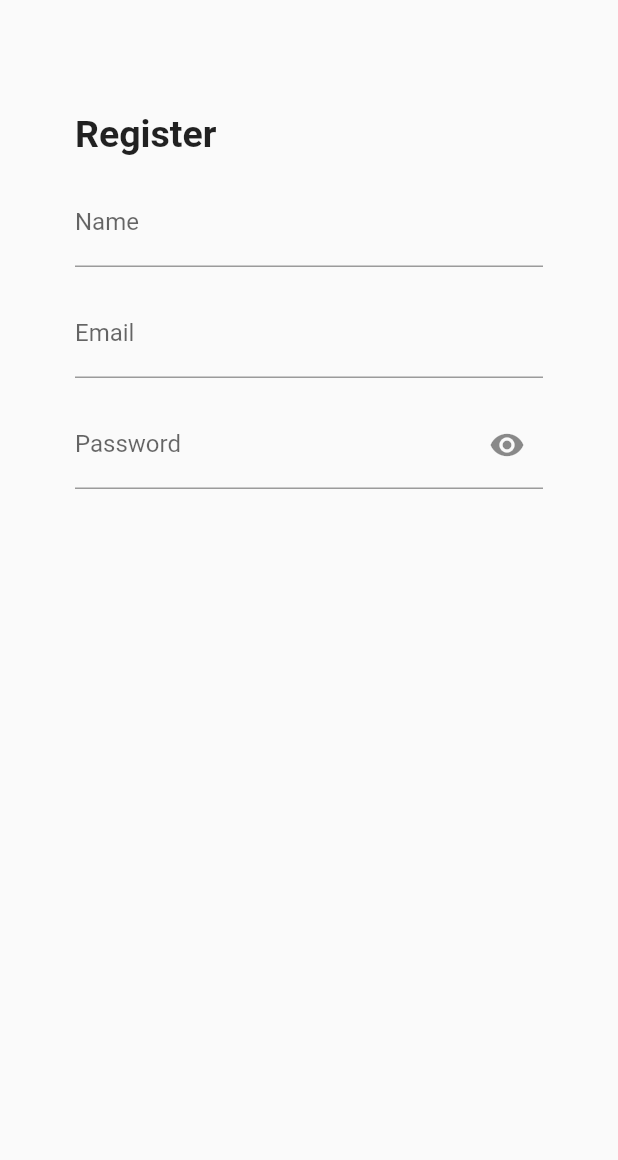
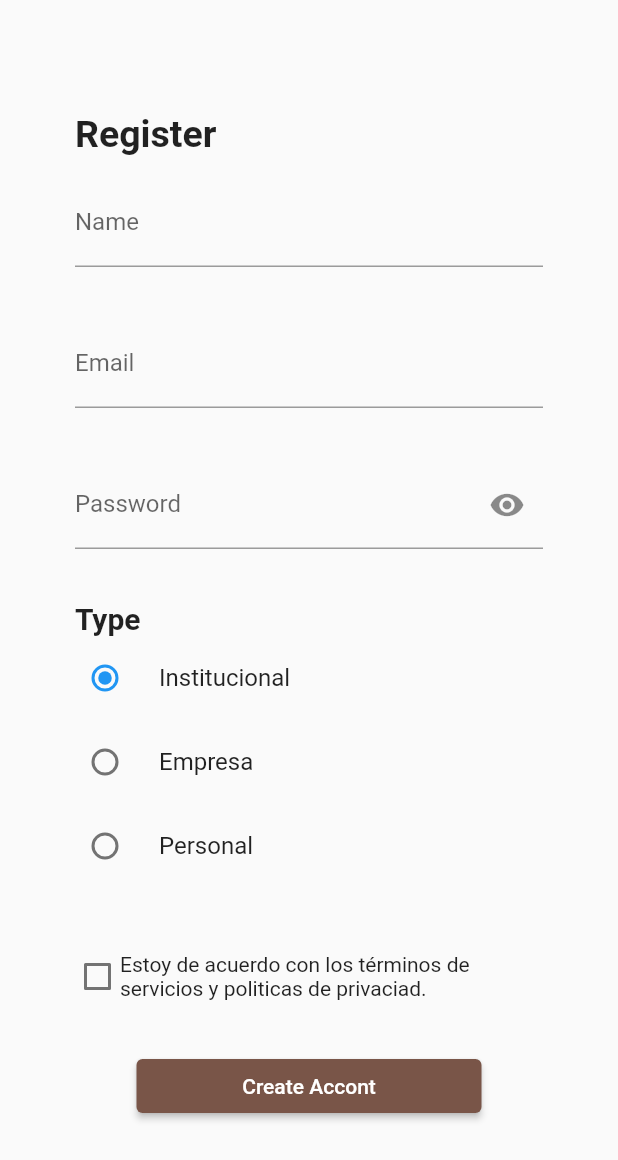
Before and after one commit to coscristian/FromField_data-App, a Flutter app: the screen it shows after launch, on a phone screen of 412 x 824 dp. Shown: the top 1160 px of the screen. Run offline on Flutter 3.47's test engine with Material 2 defaults, Android fonts, the phone set to English and light mode, and no system bars.

Commit message:
Finished register screen

```diff
--- a/lib/pages/register.dart
+++ b/lib/pages/register.dart
@@ -2,67 +2,16 @@ import 'package:flutter/material.dart';
 import 'package:from_field_data/widgets/password_field.dart';
 
 import '../widgets/email_field.dart';
+import 'inicio.dart';
 
-/*
-enum UserTypeAccount { institucional, empresa, personal }
-
-class UserAccountTypeWidget extends StatefulWidget {
-  const UserAccountTypeWidget({super.key});
-
-  @override
-  State<UserAccountTypeWidget> createState() => _UserAccountTypeWidget();
-}
-
-class _UserAccountTypeWidget extends State<UserAccountTypeWidget> {
-  UserTypeAccount? _typeAccount = UserTypeAccount.institucional;
-
-  @override
-  Widget build(BuildContext context) {
-    return Column(
-      children: <Widget>[
-        const Text(
-          "Type",
-          style: TextStyle(
-            fontSize: 20,
-            fontWeight: FontWeight.bold,
-          ),
-        ),
-        RadioListTile(
-          title: const Text("Institucional"),
-          value: UserTypeAccount.institucional,
-          groupValue: _typeAccount,
-          onChanged: (UserTypeAccount? value) {
-            _typeAccount = value;
-          },
-        ),
-        RadioListTile(
-          title: const Text("Empresa"),
-          value: UserTypeAccount.empresa,
-          groupValue: _typeAccount,
-          onChanged: (UserTypeAccount? value) {
-            _typeAccount = value;
-          },
-        ),
-        RadioListTile(
-          title: const Text("Personal"),
-          value: UserTypeAccount.personal,
-          groupValue: _typeAccount,
-          onChanged: (UserTypeAccount? value) {
-            _typeAccount = value;
-          },
-        ),
-      ],
-    );
-  }
-}
-*/
 class RegisterPage extends StatelessWidget {
   const RegisterPage({super.key});
 
   @override
   Widget build(BuildContext context) {
     return Scaffold(
-      body: Padding(
+      body: SingleChildScrollView(
+        child: Padding(
           padding: const EdgeInsets.all(50.0),
           child: Column(
             crossAxisAlignment: CrossAxisAlignment.start,
@@ -78,29 +27,41 @@ class RegisterPage extends StatelessWidget {
             ],
           ),
         ),
+      ),
     );
   }
 
   Widget _form(BuildContext context) {
+    final formKey = GlobalKey<FormState>();
+
     return Form(
+      key: formKey,
       child: Column(
         children: [
           _userNameField(),
           const SizedBox(
-            height: 15,
+            height: 35,
           ),
           EmailFieldWidget(
             labelText: "Email",
             hintText: "Your email address",
           ),
           const SizedBox(
-            height: 15,
+            height: 35,
           ),
           PasswordWidget(obscureText: true),
           const SizedBox(
-            height: 15,
+            height: 35,
           ),
-          //const UserAccountTypeWidget(),
+          const UserAccountTypeWidget(),
+          const SizedBox(
+            height: 35,
+          ),
+          const TermsConditionsWidget(),
+          const SizedBox(
+            height: 25,
+          ),
+          _registerButton(formKey, context),
         ],
       ),
     );
@@ -138,4 +99,131 @@ class RegisterPage extends StatelessWidget {
       ),
     );
   }
+
+  Widget _registerButton(GlobalKey<FormState> formKey, BuildContext context) {
+    return SizedBox(
+      width: 230,
+      child: ElevatedButton(
+        style: const ButtonStyle(
+          backgroundColor: MaterialStatePropertyAll<Color>(Colors.brown),
+        ),
+        child: const Text("Create Accont"),
+        onPressed: () {
+          // Check if the textFormFiels are correct
+          if (formKey.currentState!.validate()) {
+            // Check if the checkbox(Terms and conditions) is selected
+            if (_TermsConditionsWidget.isChecked!) {
+              Navigator.pushReplacement(
+                context,
+                MaterialPageRoute(
+                  builder: (context) => const MainPage(),
+                ),
+              );
+            } else {
+              ScaffoldMessenger.of(context).showSnackBar(
+                const SnackBar(
+                  content: Text("You have to agree Terms and Conditions."),
+                ),
+              );
             }
+          }
+        },
+      ),
+    );
+  }
+}
+
+enum UserTypeAccount { institucional, empresa, personal }
+
+class UserAccountTypeWidget extends StatefulWidget {
+  const UserAccountTypeWidget({super.key});
+
+  @override
+  State<UserAccountTypeWidget> createState() => _UserAccountTypeWidget();
+}
+
+class _UserAccountTypeWidget extends State<UserAccountTypeWidget> {
+  UserTypeAccount? _typeAccount = UserTypeAccount.institucional;
+
+  @override
+  Widget build(BuildContext context) {
+    return Column(
+      crossAxisAlignment: CrossAxisAlignment.start,
+      children: <Widget>[
+        const Text(
+          "Type",
+          style: TextStyle(
+            fontSize: 20,
+            fontWeight: FontWeight.bold,
+          ),
+        ),
+        RadioListTile(
+          contentPadding: EdgeInsets.zero,
+          title: const Text("Institucional"),
+          value: UserTypeAccount.institucional,
+          groupValue: _typeAccount,
+          onChanged: (UserTypeAccount? value) {
+            setState(() {
+              _typeAccount = value;
+            });
+          },
+        ),
+        RadioListTile(
+          contentPadding: EdgeInsets.zero,
+          title: const Text("Empresa"),
+          value: UserTypeAccount.empresa,
+          groupValue: _typeAccount,
+          onChanged: (UserTypeAccount? value) {
+            setState(() {
+              _typeAccount = value;
+            });
+          },
+        ),
+        RadioListTile(
+          contentPadding: EdgeInsets.zero,
+          title: const Text("Personal"),
+          value: UserTypeAccount.personal,
+          groupValue: _typeAccount,
+          onChanged: (UserTypeAccount? value) {
+            setState(() {
+              _typeAccount = value;
+            });
+          },
+        ),
+      ],
+    );
+  }
+}
+
+class TermsConditionsWidget extends StatefulWidget {
+  const TermsConditionsWidget({super.key});
+
+  @override
+  State<StatefulWidget> createState() => _TermsConditionsWidget();
+}
+
+class _TermsConditionsWidget extends State<TermsConditionsWidget> {
+  static bool? isChecked = false;
+
+  @override
+  Widget build(BuildContext context) {
+    return Row(
+      children: <Widget>[
+        SizedBox(
+          width: 30.0,
+          child: Checkbox(
+            value: isChecked,
+            onChanged: (bool? value) {
+              setState(() {
+                isChecked = value;
+              });
+            },
+          ),
+        ),
+        const Text(
+          "Estoy de acuerdo con los términos de\nservicios y politicas de privaciad.",
+        ),
+      ],
+    );
+  }
+}
```
Lines whose indentation alone changed are shown as unchanged.
